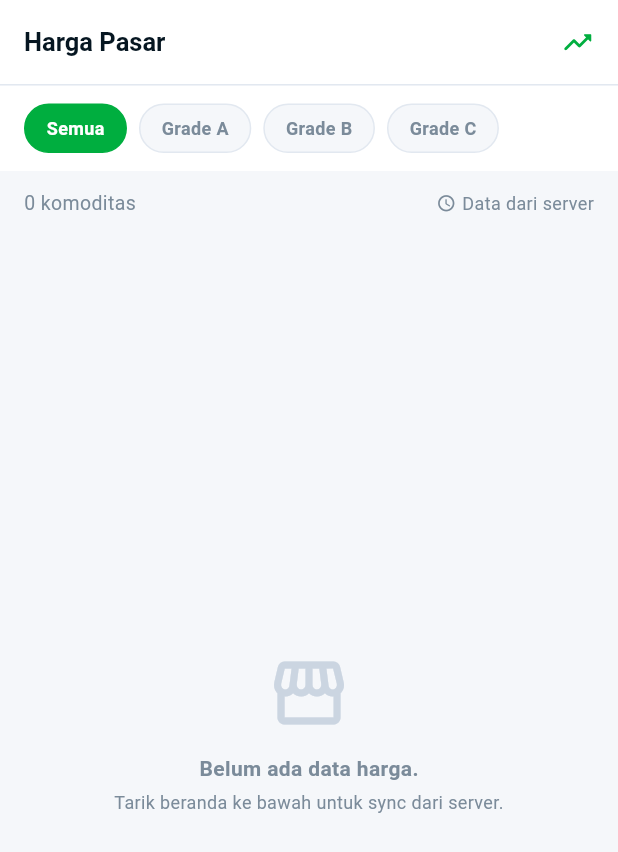
After one commit to Umeem26/ReksaTani-App, a Flutter app: the PasarScreen screen opened directly, on a phone screen of 412 x 824 dp. The commit adds this screen. Shown: the top 852 px of the screen. Run offline on Flutter 3.47's test engine with Material 3 defaults, Android fonts, the light colour scheme and no system bars; our stand-ins replace flutter_dotenv, hive, hive_flutter; missing offline and left inert: mongo_dart; accounts and stored records are empty.

Commit message:
feat: add PasarScreen to pengepul dashboard and update main shell navigation

```diff
--- /dev/null
+++ b/reksatani_app/lib/features/pengepul_dashboard/screens/pasar_screen.dart
@@ -0,0 +1,302 @@
+import 'package:flutter/material.dart';
+import '../../../services/hive_service.dart';
+import '../../../models/hive/komoditas_hive_model.dart';
+import '../../../shared/widgets/app_theme.dart';
+
+class PasarScreen extends StatefulWidget {
+  const PasarScreen({super.key});
+
+  @override
+  State<PasarScreen> createState() => _PasarScreenState();
+}
+
+class _PasarScreenState extends State<PasarScreen> {
+  final _hive = HiveService();
+  String _filterGrade = 'Semua';
+
+  /// Flatten semua komoditas + grade jadi list flat untuk ditampilkan
+  List<_HargaItem> get _daftarHarga {
+    final result = <_HargaItem>[];
+    for (final k in _hive.komoditasBox.values) {
+      for (final g in k.gradeKualitas) {
+        final grade    = g['grade'] as String? ?? '';
+        final hargaMaks = (g['harga_maks'] as num?)?.toDouble() ?? 0;
+        if (_filterGrade == 'Semua' || _filterGrade == grade) {
+          result.add(_HargaItem(
+            namaKomoditas: k.namaKomoditas,
+            unitSatuan: k.unitSatuan,
+            grade: grade,
+            hargaMaks: hargaMaks,
+          ));
+        }
+      }
+    }
+    return result;
+  }
+
+  @override
+  Widget build(BuildContext context) {
+    final list = _daftarHarga;
+
+    return Scaffold(
+      backgroundColor: AppTheme.bgPage,
+      appBar: _buildAppBar(),
+      body: Column(
+        children: [
+          _buildFilterChips(),
+          _buildMeta(list.length),
+          Expanded(
+            child: list.isEmpty
+                ? _buildEmpty()
+                : ListView.separated(
+                    padding: const EdgeInsets.fromLTRB(16, 4, 16, 24),
+                    itemCount: list.length,
+                    separatorBuilder: (_, __) => const SizedBox(height: 10),
+                    itemBuilder: (_, i) => _HargaCard(item: list[i]),
+                  ),
+          ),
+        ],
+      ),
+    );
+  }
+
+  PreferredSizeWidget _buildAppBar() => AppBar(
+        backgroundColor: AppTheme.bgCard,
+        foregroundColor: AppTheme.textPrimary,
+        elevation: 0,
+        scrolledUnderElevation: 0,
+        automaticallyImplyLeading: false,
+        title: const Text(
+          'Harga Pasar',
+          style: TextStyle(fontWeight: FontWeight.w700, fontSize: 17),
+        ),
+        bottom: PreferredSize(
+          preferredSize: const Size.fromHeight(1),
+          child: Container(height: 1, color: AppTheme.border),
+        ),
+        actions: [
+          Padding(
+            padding: const EdgeInsets.only(right: 16),
+            child: Icon(Icons.trending_up_rounded,
+                color: AppTheme.hijauMuda, size: 22),
+          ),
+        ],
+      );
+
+  Widget _buildFilterChips() => Container(
+        color: AppTheme.bgCard,
+        padding: const EdgeInsets.fromLTRB(16, 12, 16, 12),
+        child: Row(
+          children: ['Semua', 'A', 'B', 'C'].map((g) => _GradeChip(
+            label: g == 'Semua' ? 'Semua' : 'Grade $g',
+            isActive: _filterGrade == g,
+            onTap: () => setState(() => _filterGrade = g),
+          )).toList(),
+        ),
+      );
+
+  Widget _buildMeta(int jumlah) => Padding(
+        padding: const EdgeInsets.fromLTRB(16, 12, 16, 8),
+        child: Row(
+          children: [
+            Text('$jumlah komoditas',
+                style: const TextStyle(
+                    fontSize: 13, color: AppTheme.textSecond)),
+            const Spacer(),
+            const Icon(Icons.access_time_rounded,
+                size: 13, color: AppTheme.textSecond),
+            const SizedBox(width: 4),
+            const Text('Data dari server',
+                style: TextStyle(fontSize: 12, color: AppTheme.textSecond)),
+          ],
+        ),
+      );
+
+  Widget _buildEmpty() => Center(
+        child: Column(
+          mainAxisAlignment: MainAxisAlignment.center,
+          children: [
+            Icon(Icons.storefront_outlined,
+                size: 56, color: AppTheme.textHint),
+            const SizedBox(height: 12),
+            const Text(
+              'Belum ada data harga.',
+              style: TextStyle(
+                  fontSize: 14,
+                  fontWeight: FontWeight.w600,
+                  color: AppTheme.textSecond),
+            ),
+            const SizedBox(height: 4),
+            const Text(
+              'Tarik beranda ke bawah untuk sync dari server.',
+              style: TextStyle(fontSize: 12, color: AppTheme.textSecond),
+              textAlign: TextAlign.center,
+            ),
+          ],
+        ),
+      );
+}
+
+// ── Data class ringan untuk display ──────────────────────────────
+class _HargaItem {
+  final String namaKomoditas;
+  final String unitSatuan;
+  final String grade;
+  final double hargaMaks;
+
+  const _HargaItem({
+    required this.namaKomoditas,
+    required this.unitSatuan,
+    required this.grade,
+    required this.hargaMaks,
+  });
+}
+
+// ── Grade chip filter ─────────────────────────────────────────────
+class _GradeChip extends StatelessWidget {
+  final String label;
+  final bool isActive;
+  final VoidCallback onTap;
+
+  const _GradeChip({
+    required this.label,
+    required this.isActive,
+    required this.onTap,
+  });
+
+  @override
+  Widget build(BuildContext context) => GestureDetector(
+        onTap: onTap,
+        child: AnimatedContainer(
+          duration: const Duration(milliseconds: 200),
+          margin: const EdgeInsets.only(right: 8),
+          padding: const EdgeInsets.symmetric(horizontal: 14, vertical: 7),
+          decoration: BoxDecoration(
+            color: isActive ? AppTheme.hijauMuda : AppTheme.bgPage,
+            borderRadius: BorderRadius.circular(20),
+            border: Border.all(
+              color: isActive ? AppTheme.hijauMuda : AppTheme.border,
+            ),
+          ),
+          child: Text(
+            label,
+            style: TextStyle(
+              fontSize: 12,
+              fontWeight: FontWeight.w600,
+              color: isActive ? Colors.white : AppTheme.textSecond,
+            ),
+          ),
+        ),
+      );
+}
+
+// ── Kartu satu harga komoditas ────────────────────────────────────
+class _HargaCard extends StatelessWidget {
+  final _HargaItem item;
+  const _HargaCard({required this.item});
+
+  @override
+  Widget build(BuildContext context) {
+    final gradeColor = switch (item.grade) {
+      'A' => AppTheme.hijauMuda,
+      'B' => AppTheme.kuning,
+      _   => AppTheme.merah,
+    };
+
+    return Container(
+      padding: const EdgeInsets.all(16),
+      decoration: AppTheme.cardDecoration(),
+      child: Row(
+        children: [
+          // Ikon komoditas
+          Container(
+            width: 52, height: 52,
+            decoration: BoxDecoration(
+              color: AppTheme.hijauSoft,
+              borderRadius: BorderRadius.circular(14),
+            ),
+            child: const Center(
+              child: Text('🌾', style: TextStyle(fontSize: 26)),
+            ),
+          ),
+          const SizedBox(width: 14),
+
+          // Nama + grade badge
+          Expanded(
+            child: Column(
+              crossAxisAlignment: CrossAxisAlignment.start,
+              children: [
+                Text(
+                  item.namaKomoditas,
+                  style: const TextStyle(
+                      fontWeight: FontWeight.w700, fontSize: 15),
+                ),
+                const SizedBox(height: 5),
+                Container(
+                  padding: const EdgeInsets.symmetric(
+                      horizontal: 8, vertical: 2),
+                  decoration: BoxDecoration(
+                    color: gradeColor.withOpacity(0.1),
+                    borderRadius: BorderRadius.circular(6),
+                    border:
+                        Border.all(color: gradeColor.withOpacity(0.3)),
+                  ),
+                  child: Text(
+                    'Grade ${item.grade}',
+                    style: TextStyle(
+                        fontSize: 11,
+                        fontWeight: FontWeight.w700,
+                        color: gradeColor),
+                  ),
+                ),
+              ],
+            ),
+          ),
+
+          // Harga maks + satuan
+          Column(
+            crossAxisAlignment: CrossAxisAlignment.end,
+            children: [
+              Text(
+                'Rp ${_fmt(item.hargaMaks.toInt())}',
+                style: const TextStyle(
+                    fontWeight: FontWeight.w800, fontSize: 16),
+              ),
+              Text(
+                '/${item.unitSatuan}',
+                style: const TextStyle(
+                    fontSize: 11, color: AppTheme.textSecond),
+              ),
+              const SizedBox(height: 5),
+              Container(
+                padding: const EdgeInsets.symmetric(
+                    horizontal: 7, vertical: 3),
+                decoration: BoxDecoration(
+                  color: AppTheme.hijauSoft,
+                  borderRadius: BorderRadius.circular(6),
+                ),
+                child: const Text(
+                  'Harga Maks',
+                  style: TextStyle(
+                      fontSize: 10,
+                      fontWeight: FontWeight.w600,
+                      color: AppTheme.hijauTua),
+                ),
+              ),
+            ],
+          ),
+        ],
+      ),
+    );
+  }
+
+  String _fmt(int angka) {
+    final s = angka.toString();
+    final buf = StringBuffer();
+    for (int i = 0; i < s.length; i++) {
+      if (i > 0 && (s.length - i) % 3 == 0) buf.write('.');
+      buf.write(s[i]);
+    }
+    return buf.toString();
+  }
+}
```
Also changed, not shown: reksatani_app/lib/features/pengepul_dashboard/screens/main_shell.dart (+27 -46 lines).
